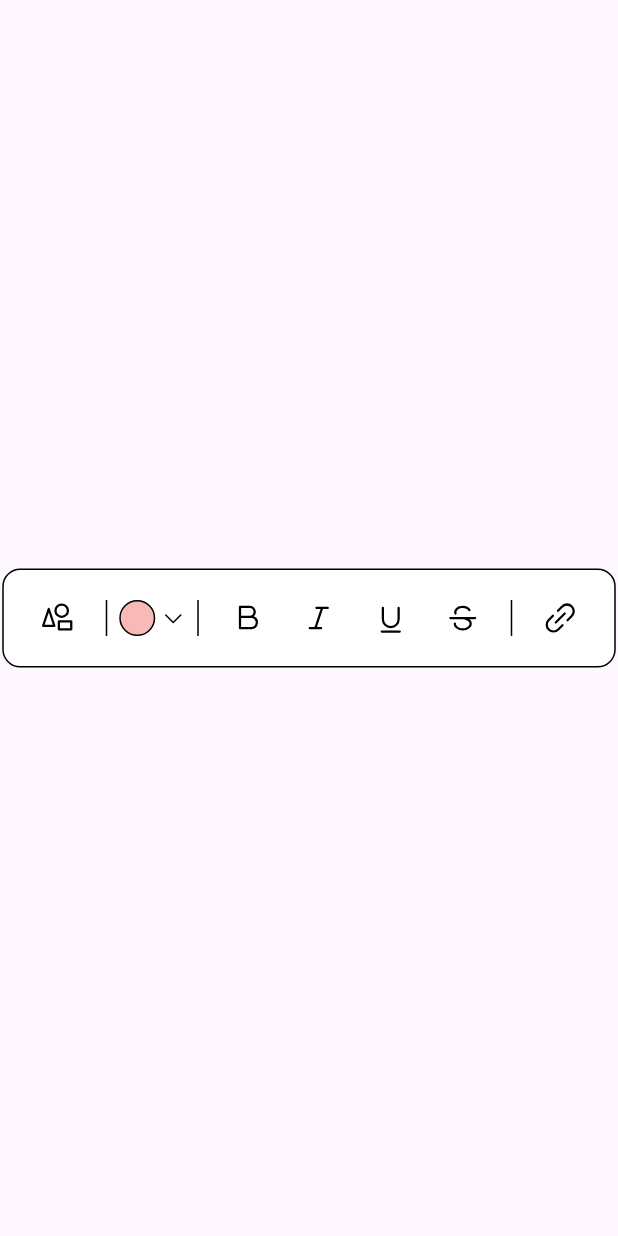
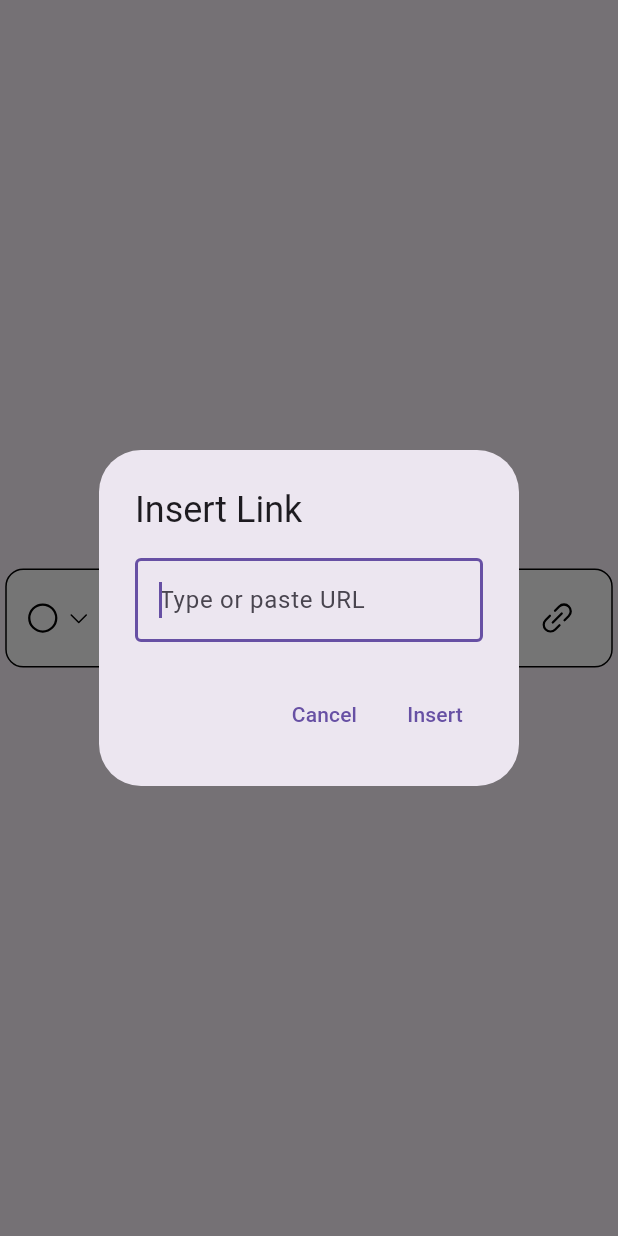
Before and after one commit to CookethOrg/Cooketh-Flow, a Flutter app: the TestScreen screen opened directly, after a tap on an icon or button, on a phone screen of 412 x 824 dp. Run offline on Flutter 3.47's test engine with Material 3 defaults, Android fonts, the phone set to English and light mode, and no system bars; our stand-ins replace dotted_border, flutter_dotenv, flutter_screenutil, google_fonts, phosphor_flutter, supabase_flutter; accounts and stored records are empty.

Commit message:
Toolbox functionalities

```diff
--- a/lib/core/widgets/toolbox/colour_picker.dart
+++ b/lib/core/widgets/toolbox/colour_picker.dart
@@ -37,10 +37,11 @@ class _ColorPickerButtonState extends State<ColorPickerButton> {
   Widget build(BuildContext context) {
     return PopupMenuButton<Color>(
       onSelected: (color) {},
+      tooltip: "",
       padding: EdgeInsets.zero,
       shadowColor: Colors.transparent,
       offset: Offset(-20, 50),
-      menuPadding: EdgeInsets.symmetric(vertical: 12),
+      menuPadding: EdgeInsets.symmetric(vertical: 8),
       shape: RoundedRectangleBorder(
         borderRadius: BorderRadius.circular(12),
         side: BorderSide(color: Colors.black, width: 1),
--- /dev/null
+++ b/lib/core/widgets/toolbox/select_node.dart
@@ -0,0 +1,90 @@
+import 'package:flutter/material.dart';
+import 'package:phosphor_flutter/phosphor_flutter.dart';
+
+class SelectNode extends StatefulWidget {
+  final IconData selectedNode;
+  final Function(IconData) onNodeSelected;
+
+  const SelectNode({
+    Key? key,
+    required this.selectedNode,
+    required this.onNodeSelected,
+  }) : super(key: key);
+
+  @override
+  _SelectNodeWidgetState createState() => _SelectNodeWidgetState();
+}
+
+class _SelectNodeWidgetState extends State<SelectNode> {
+  final List<IconData> nodes = [
+    PhosphorIconsRegular.square,
+    PhosphorIconsRegular.diamond,
+    PhosphorIconsRegular.parallelogram,
+    PhosphorIconsRegular.database,
+    PhosphorIconsRegular.circle,
+  ];
+
+  IconData? _tempSelectedNode;
+
+  @override
+  void initState() {
+    super.initState();
+    _tempSelectedNode = widget.selectedNode;
+  }
+
+  @override
+  Widget build(BuildContext context) {
+    return PopupMenuButton<IconData>(
+      onSelected: (node) {},
+      tooltip: "",
+      padding: EdgeInsets.zero,
+      shadowColor: Colors.transparent,
+      offset: Offset(0, 50),
+      menuPadding: EdgeInsets.symmetric(vertical: 8),
+      shape: RoundedRectangleBorder(
+        borderRadius: BorderRadius.circular(12),
+        side: BorderSide(color: Colors.black, width: 1),
+      ),
+      color: Colors.white,
+      itemBuilder: (context) {
+        return [
+          PopupMenuItem<IconData>(
+            enabled: false,
+            child: StatefulBuilder(
+              builder: (context, setStatePopup) {
+                return Row(
+                  mainAxisSize: MainAxisSize.min,
+                  children: nodes.map((node) {
+                    return GestureDetector(
+                      onTap: () {
+                        setStatePopup(() {
+                          _tempSelectedNode = node;
+                        });
+                        widget.onNodeSelected(node);
+                      },
+                      child: Padding(
+                        padding: const EdgeInsets.symmetric(horizontal: 8),
+                        child: Icon(
+                          node,
+                          size: 28,
+                          color: _tempSelectedNode == node ? Colors.blue : Colors.black,
+                        ),
+                      ),
+                    );
+                  }).toList(),
+                );
+              },
+            ),
+          ),
+        ];
+      },
+      child: Row(
+        children: [
+          Icon(_tempSelectedNode, size: 24, color: Colors.black),
+          SizedBox(width: 4),
+          Icon(PhosphorIconsRegular.caretDown, color: Colors.black, size: 16),
+        ],
+      ),
+    );
+  }
+}
--- a/lib/core/widgets/toolbox/toolbox.dart
+++ b/lib/core/widgets/toolbox/toolbox.dart
@@ -1,6 +1,8 @@
 import 'package:flutter/material.dart';
 import 'package:phosphor_flutter/phosphor_flutter.dart';
 import 'package:cookethflow/core/widgets/toolbox/colour_picker.dart';
+import 'package:cookethflow/core/widgets/toolbox/select_node.dart';
+
 class CustomToolbar extends StatefulWidget {
   @override
   _CustomToolbarState createState() => _CustomToolbarState();
@@ -8,11 +10,78 @@ class CustomToolbar extends StatefulWidget {
 
 class _CustomToolbarState extends State<CustomToolbar> {
   Color selectedColor = const Color(0xffF9B9B7);
+  IconData selectedNode = PhosphorIconsRegular.circle;
+
+  bool isBold = false;
+  bool isItalic = false;
+  bool isUnderline = false;
+  bool isStrikethrough = false;
 
   void _selectColor(Color color) {
     setState(() {
       selectedColor = color;
     });
+  }
+
+  void _selectNode(IconData node) {
+    setState(() {
+      selectedNode = node;
+    });
+  }
+
+  void _toggleBold() {
+    setState(() {
+      isBold = !isBold;
+    });
+  }
+
+  void _toggleItalic() {
+    setState(() {
+      isItalic = !isItalic;
+    });
+  }
+
+    void _toggleUnderline() {
+    setState(() {
+      isUnderline = !isUnderline;
+    });
+  }
+
+  void _toggleStrikethrough() {
+    setState(() {
+      isStrikethrough = !isStrikethrough;
+    });
+  }
+
+  void _showLinkDialog() {
+    showDialog(
+      context: context,
+      builder: (context) {
+        return AlertDialog(
+          title: Text("Insert Link"),
+          content: TextField(
+            decoration: InputDecoration(
+              hintText: "Type or paste URL",
+              border: OutlineInputBorder(),
+            ),
+            keyboardType: TextInputType.url,
+            autofocus: true,
+          ),
+          actions: [
+            TextButton(
+              onPressed: () => Navigator.pop(context),
+              child: Text("Cancel"),
+            ),
+            TextButton(
+              onPressed: () {
+                Navigator.pop(context);
+              },
+              child: Text("Insert"),
+            ),
+          ],
+        );
+      },
+    );
   }
 
   @override
@@ -29,29 +98,68 @@ class _CustomToolbarState extends State<CustomToolbar> {
         child: Row(
           mainAxisSize: MainAxisSize.min,
           children: [
-            _toolbarButton(PhosphorIconsRegular.shapes),
+            SelectNode(
+              selectedNode: selectedNode,
+              onNodeSelected: _selectNode,
+            ),
             _divider(),
             ColorPickerButton(
               selectedColor: selectedColor,
               onColorSelected: _selectColor,
             ),
             _divider(),
-            _toolbarButton(PhosphorIconsRegular.textB),
-            _toolbarButton(PhosphorIconsRegular.textItalic),
-            _toolbarButton(PhosphorIconsRegular.textUnderline),
-            _toolbarButton(PhosphorIconsRegular.textStrikethrough),
+            _toggleableButton(
+              isActive: isBold,
+              activeIcon: PhosphorIconsBold.textB,
+              inactiveIcon: PhosphorIconsRegular.textB,
+              onPressed: _toggleBold,
+            ),
+            _toggleableButton(
+              isActive: isItalic,
+              activeIcon: PhosphorIconsBold.textItalic,
+              inactiveIcon: PhosphorIconsRegular.textItalic,
+              onPressed: _toggleItalic,
+            ),
+
+            _toggleableButton(
+              isActive: isUnderline,
+              activeIcon: PhosphorIconsBold.textUnderline,
+              inactiveIcon: PhosphorIconsRegular.textUnderline,
+              onPressed: _toggleUnderline,
+            ),
+            _toggleableButton(
+              isActive: isStrikethrough,
+              activeIcon: PhosphorIconsBold.textStrikethrough,
+              inactiveIcon: PhosphorIconsRegular.textStrikethrough,
+              onPressed: _toggleStrikethrough,
+            ),
             _divider(),
-            _toolbarButton(PhosphorIconsRegular.linkSimple),
+            _toolbarButton(PhosphorIconsRegular.linkSimple, _showLinkDialog),
           ],
         ),
       ),
     );
   }
 
-  Widget _toolbarButton(IconData icon) {
+  Widget _toolbarButton(IconData icon, VoidCallback onPressed) {
     return IconButton(
       icon: Icon(icon, color: Colors.black),
-      onPressed: () {},
+      onPressed: onPressed,
+    );
+  }
+
+  Widget _toggleableButton({
+    required bool isActive,
+    required IconData activeIcon,
+    required IconData inactiveIcon,
+    required VoidCallback onPressed,
+  }) {
+    return IconButton(
+      icon: Icon(
+        isActive ? activeIcon : inactiveIcon,
+        color: isActive ? Colors.blue : Colors.black,
+      ),
+      onPressed: onPressed,
     );
   }
 
--- a/lib/main.dart
+++ b/lib/main.dart
@@ -45,7 +45,7 @@ class MyApp extends StatelessWidget {
   Widget build(BuildContext context) {
     return MaterialApp(
       debugShowCheckedModeBanner: false,
-      home: Workspace(),
+      home: TestScreen(),
     );
   }
 }
```
Also changed, not shown: lib/core/widgets/toolbox/link.dart (added, +54 -0 lines).
